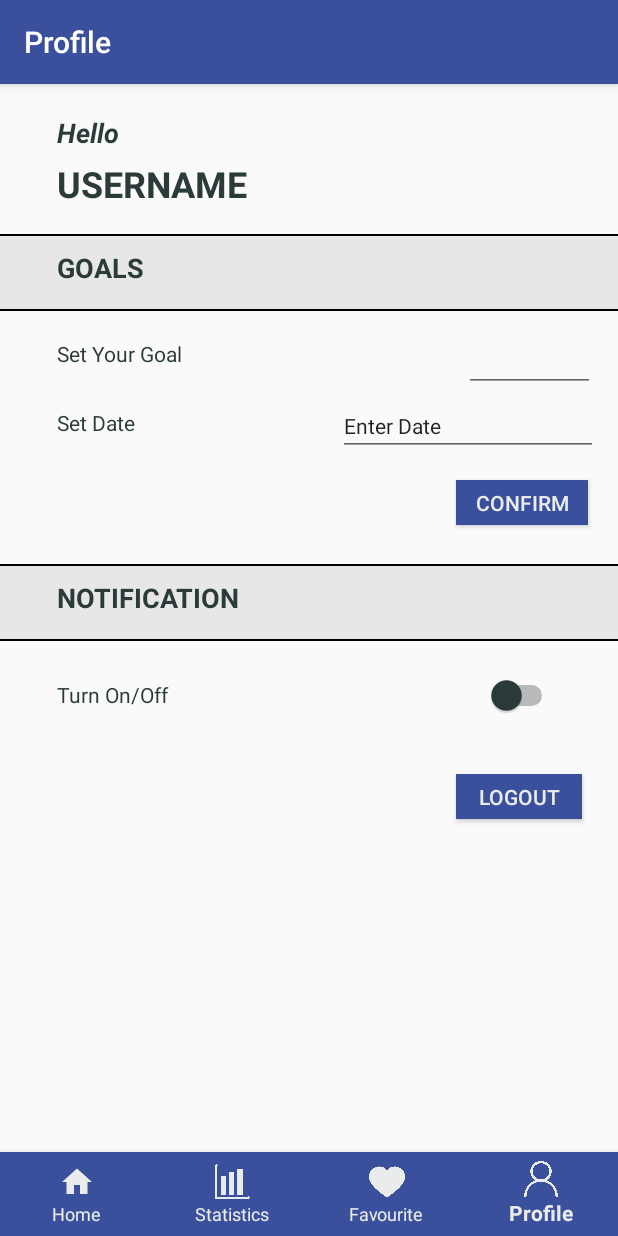
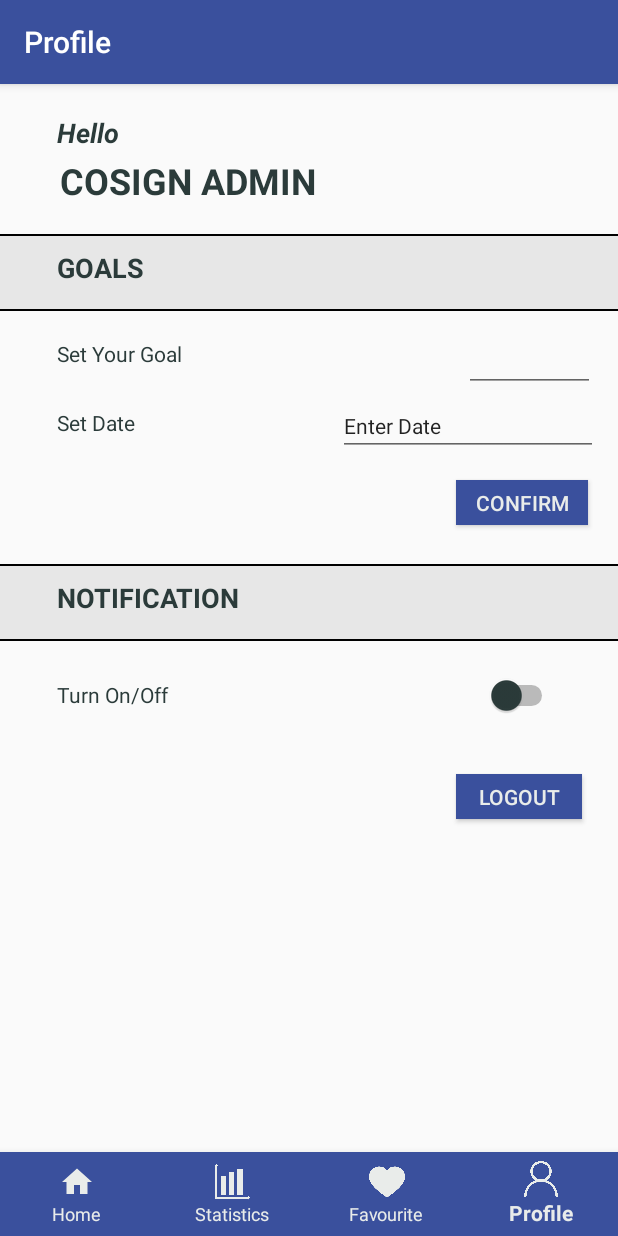
Before and after one commit to lczm/cosign, an Android app: the ProfileFragment screen opened through its navigation route, on a phone screen of 412 x 824 dp. Run offline under Robolectric (Android 15) with nearby library versions, the phone set to English and light mode, and no system bars; our stand-ins replace navigation-ui.

Commit message:
commiting to pull

```diff
--- a/frontend/CoSign/app/src/main/res/layout/fragment_profile.xml
+++ b/frontend/CoSign/app/src/main/res/layout/fragment_profile.xml
@@ -21,11 +21,11 @@
         android:layout_height="wrap_content"
         android:layout_alignParentStart="true"
         android:layout_alignParentTop="true"
-        android:layout_marginStart="38dp"
-        android:layout_marginTop="50dp"
+        android:layout_marginStart="40dp"
+        android:layout_marginTop="48dp"
         android:layout_marginEnd="174dp"
         android:layout_marginBottom="501dp"
-        android:text="@string/username"
+        android:text="@string/cosign_admin"
         android:textAllCaps="true"
         android:textSize="24sp"
         android:textStyle="bold" />
--- a/frontend/CoSign/app/src/main/res/values/strings.xml
+++ b/frontend/CoSign/app/src/main/res/values/strings.xml
@@ -19,4 +19,5 @@
     <string name="set_your_goal">Set Your Goal</string>
     <string name="set_date">Set Date</string>
     <string name="confirm">Confirm</string>
+    <string name="cosign_admin">Cosign Admin</string>
 </resources>
```
